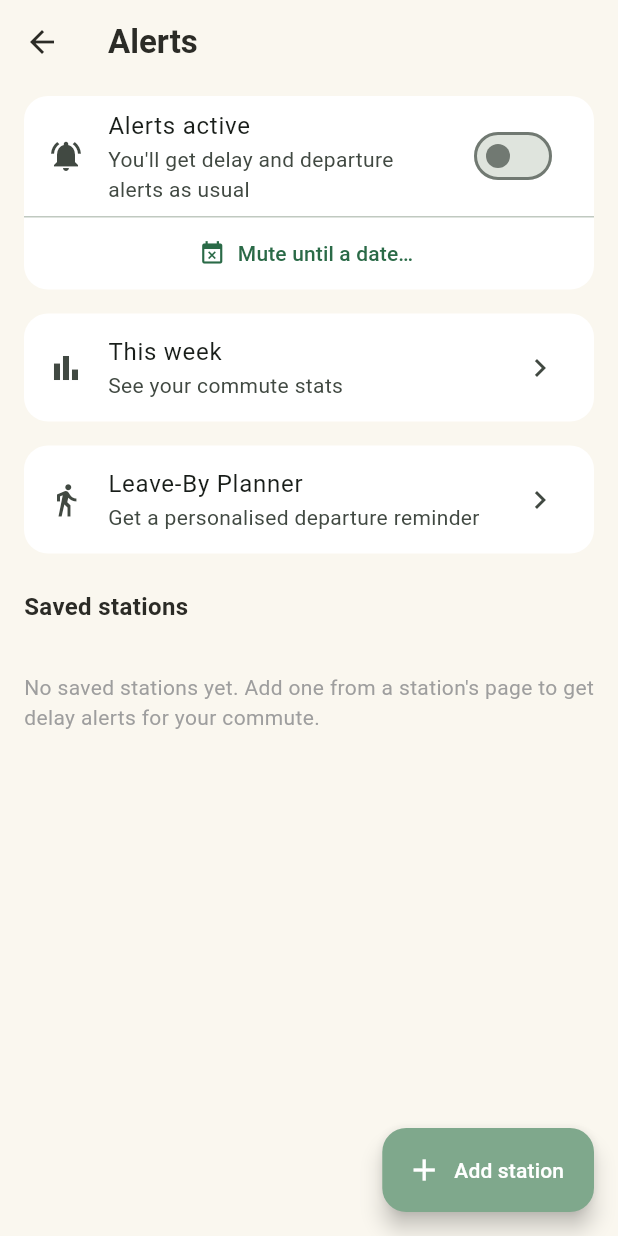
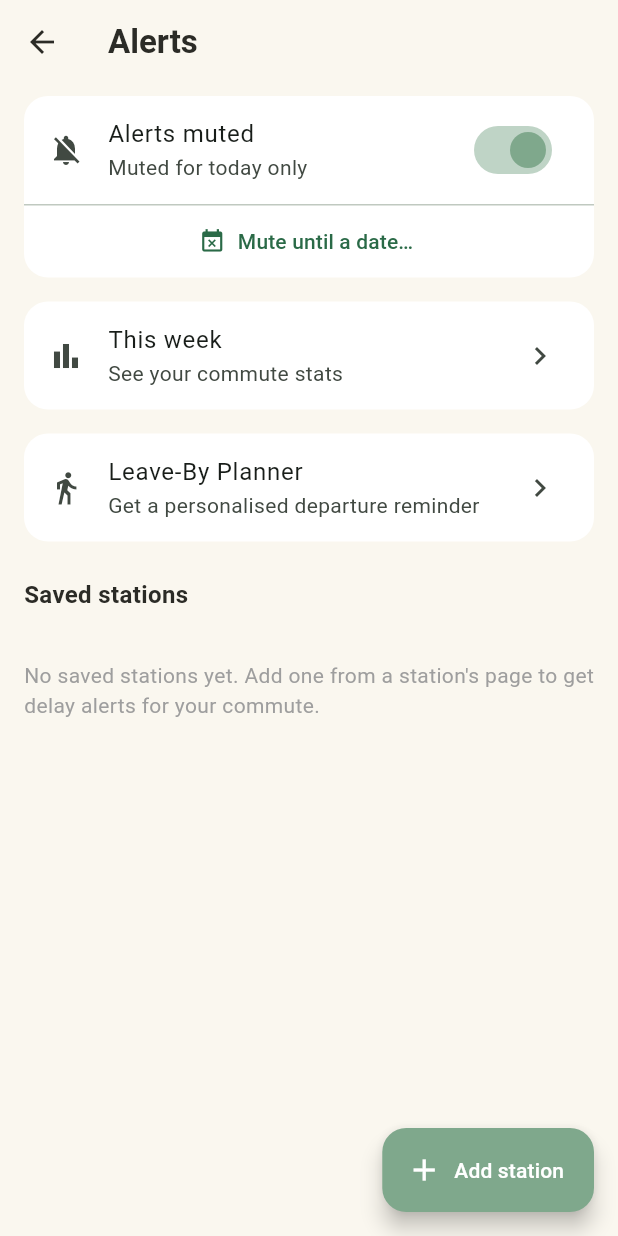
Before and after one commit to ToArngc/mobile_assigment, a Flutter app: the AlertsHomeScreen screen opened directly, on a phone screen of 412 x 824 dp. Run offline on Flutter 3.47's test engine with Material 3 defaults, Android fonts, the phone set to English and light mode, and no system bars; our stand-ins replace flutter_local_notifications, location, supabase_flutter, timezone; accounts and stored records are empty; network calls fail; statements that could not run were skipped.

Commit message:
Implement Module 4 personal delay alerts

```diff
--- a/lib/models/mute_settings.dart
+++ b/lib/models/mute_settings.dart
@@ -28,6 +28,16 @@ class MuteSettings {
     };
   }
 
-  bool get isMutedNow =>
-      mutedUntil != null && mutedUntil!.isAfter(DateTime.now());
+  /// `muted_until` is stored as a database DATE. Treat that date as
+  /// inclusive, so "mute until Sep 10" remains active through Sep 10.
+  bool get isMutedNow {
+    if (mutedUntil == null) return false;
+    final now = DateTime.now();
+    final endOfMutedDay = DateTime(
+      mutedUntil!.year,
+      mutedUntil!.month,
+      mutedUntil!.day + 1,
+    );
+    return now.isBefore(endOfMutedDay);
+  }
 }
--- a/lib/modules/alerts/screens/alerts_home_screen.dart
+++ b/lib/modules/alerts/screens/alerts_home_screen.dart
@@ -5,6 +5,7 @@
 import '../widgets/quick_mute_card.dart';
 import '../../../services/auth_service.dart';
 import 'select_station_screen.dart';
+import 'alert_rule_edit_screen.dart';
 import 'weekly_summary_screen.dart';
 import 'leave_by_screen.dart';
 
@@ -138,19 +139,72 @@
               else
                 ...provider.savedStations.map(
                       (station) => ListTile(
-                    leading: const Icon(Icons.notifications_none),
-                    title: Text('Station ${station.stationId}'),
+                    leading: Icon(
+                      station.enabled
+                          ? Icons.notifications_active_outlined
+                          : Icons.notifications_off_outlined,
+                    ),
+                    title: Text(station.stationName ?? 'Saved station'),
                     subtitle: Text(
-                      station.alertDelayThreshold != null
-                          ? 'Alert if delay > ${station.alertDelayThreshold} min'
-                          : 'No threshold set',
+                      '${station.stationLine ?? 'Line unavailable'}\n'
+                      '${station.alertDelayThreshold != null ? 'Alert if delay > ${station.alertDelayThreshold} min' : 'No threshold set'}',
                     ),
-                    trailing: IconButton(
-                      icon: const Icon(Icons.delete_outline),
-                      onPressed: () => provider.removeAlertRule(station.id),
+                    isThreeLine: true,
+                    onTap: () async {
+                      final saved = await Navigator.of(context).push<bool>(
+                        MaterialPageRoute(
+                          builder: (_) => AlertRuleEditScreen(
+                            stationId: station.stationId,
+                            stationName: station.stationName ?? 'Saved station',
+                            existing: station,
+                          ),
+                        ),
+                      );
+                      if (saved == true && context.mounted) {
+                        provider.loadAll();
+                      }
+                    },
+                    trailing: Row(
+                      mainAxisSize: MainAxisSize.min,
+                      children: [
+                        Switch(
+                          value: station.enabled,
+                          onChanged: (enabled) => provider.toggleStationEnabled(
+                            station.id,
+                            enabled,
+                          ),
+                        ),
+                        IconButton(
+                          icon: const Icon(Icons.delete_outline),
+                          tooltip: 'Remove alert',
+                          onPressed: () => provider.removeAlertRule(station.id),
+                        ),
+                      ],
                     ),
                   ),
                 ),
+              if (provider.recentRides.isNotEmpty) ...[
+                const Padding(
+                  padding: EdgeInsets.fromLTRB(16, 20, 16, 8),
+                  child: Text(
+                    'Recent rides',
+                    style: TextStyle(fontWeight: FontWeight.bold, fontSize: 16),
+                  ),
+                ),
+                ...provider.recentRides.map(
+                  (ride) => ListTile(
+                    leading: const Icon(Icons.train_outlined),
+                    title: Text(
+                      ride.destinationStationName == null
+                          ? (ride.stationName ?? 'Saved station')
+                          : '${ride.stationName ?? 'Saved station'} → ${ride.destinationStationName}',
+                    ),
+                    subtitle: Text(
+                      '${ride.detectedAt.toLocal()}${ride.durationMinutes == null ? '' : ' · ${ride.durationMinutes} min'}${ride.delayMinutes == null ? '' : ' · ${ride.delayMinutes} min delay'}',
+                    ),
+                  ),
+                ),
+              ],
             ],
           ),
         );
--- a/lib/providers/alerts_provider.dart
+++ b/lib/providers/alerts_provider.dart
@@ -54,8 +54,8 @@ class AlertsProvider extends ChangeNotifier {
 
   /// "No Commute Today" — mutes until end of today.
   Future<void> muteToday() async {
-    final endOfToday = DateTime.now();
-    await _setMute(DateTime(endOfToday.year, endOfToday.month, endOfToday.day));
+    final today = DateTime.now();
+    await _setMute(DateTime(today.year, today.month, today.day));
   }
 
   Future<void> muteUntilDate(DateTime date) async {
```
Also changed, not shown: lib/main.dart (+8 -3 lines), lib/modules/alerts/screens/alert_rule_edit_screen.dart (+11 -0 lines), lib/providers/weekly_summary_provider.dart (+5 -4 lines), lib/services/alerts_repository.dart (+18 -0 lines), lib/services/delay_alert_service.dart (added, +119 -0 lines), lib/services/notification_service.dart (+25 -0 lines).
